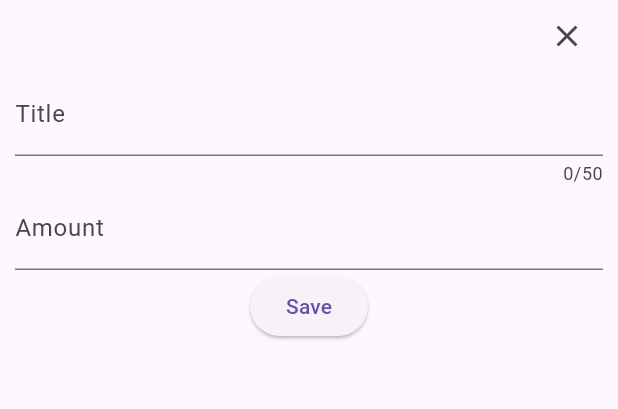
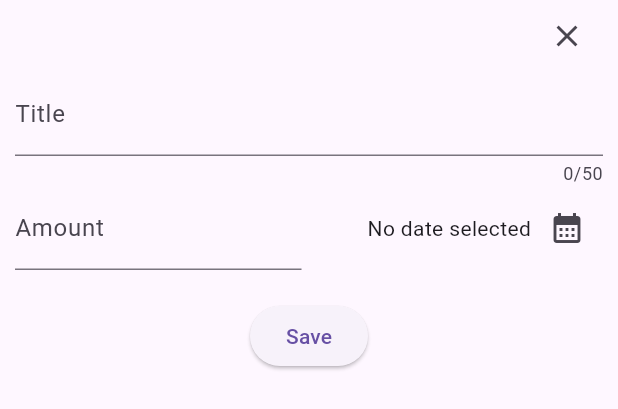
Before and after one commit to davidecarizzoni/flutter_expense_tracker_app, a Flutter app: the NewExpense widget shown alone on an empty page, opened directly, on a phone screen of 412 x 824 dp. Shown: the top 409 px of the screen. Run offline on Flutter 3.47's test engine with Material 2 defaults, Android fonts, the phone set to English and light mode, and no system bars.

Commit message:
feat(expenses): date picker

```diff
--- a/lib/widgets/new_expense.dart
+++ b/lib/widgets/new_expense.dart
@@ -1,4 +1,7 @@
 import 'package:flutter/material.dart';
+import 'package:intl/intl.dart';
+
+final formatter = DateFormat.yMd();
 
 class NewExpense extends StatefulWidget {
   const NewExpense({super.key});
@@ -13,6 +16,7 @@ class _NewExpenseState extends State<NewExpense> {
   //important: remove textEditingController on modalClose
   final _titleController = TextEditingController();
   final _amountController = TextEditingController();
+  DateTime? _date = null;
 
   void _addExpense() {
     print(_titleController.text);
@@ -20,6 +24,19 @@ class _NewExpenseState extends State<NewExpense> {
 
   void _closeModal() {
     Navigator.pop(context);
+  }
+
+  void _openDatePicker() async {
+    final now = DateTime.now();
+    final firstDate = DateTime(now.year - 1, now.month, now.day);
+    final picketData = await showDatePicker(
+        context: context,
+        initialDate: now,
+        firstDate: firstDate,
+        lastDate: now);
+    setState(() {
+      _date = picketData as DateTime;
+    });
   }
 
   @override
@@ -50,13 +67,41 @@ class _NewExpenseState extends State<NewExpense> {
             controller: _titleController,
             decoration: const InputDecoration(label: Text('Title')),
           ),
-          TextField(
+          Row(
+            children: [
+              Expanded(
+                child: TextField(
                   keyboardType: TextInputType.number,
                   controller: _amountController,
                   decoration: const InputDecoration(
                     label: Text('Amount'),
                     prefix: Text('\$'),
                   ),
+                ),
+              ),
+              const SizedBox(
+                width: 10,
+              ),
+              Expanded(
+                child: Row(
+                  mainAxisAlignment: MainAxisAlignment.end,
+                  children: [
+                    Text(_date == null
+                        ? 'No date selected'
+                        : formatter.format(_date as DateTime)),
+                    IconButton(
+                      onPressed: _openDatePicker,
+                      icon: const Icon(
+                        Icons.calendar_month,
+                      ),
+                    ),
+                  ],
+                ),
+              )
+            ],
+          ),
+          const SizedBox(
+            height: 20,
           ),
           Row(
             mainAxisAlignment: MainAxisAlignment.center,
```
Lines whose indentation alone changed are shown as unchanged.
